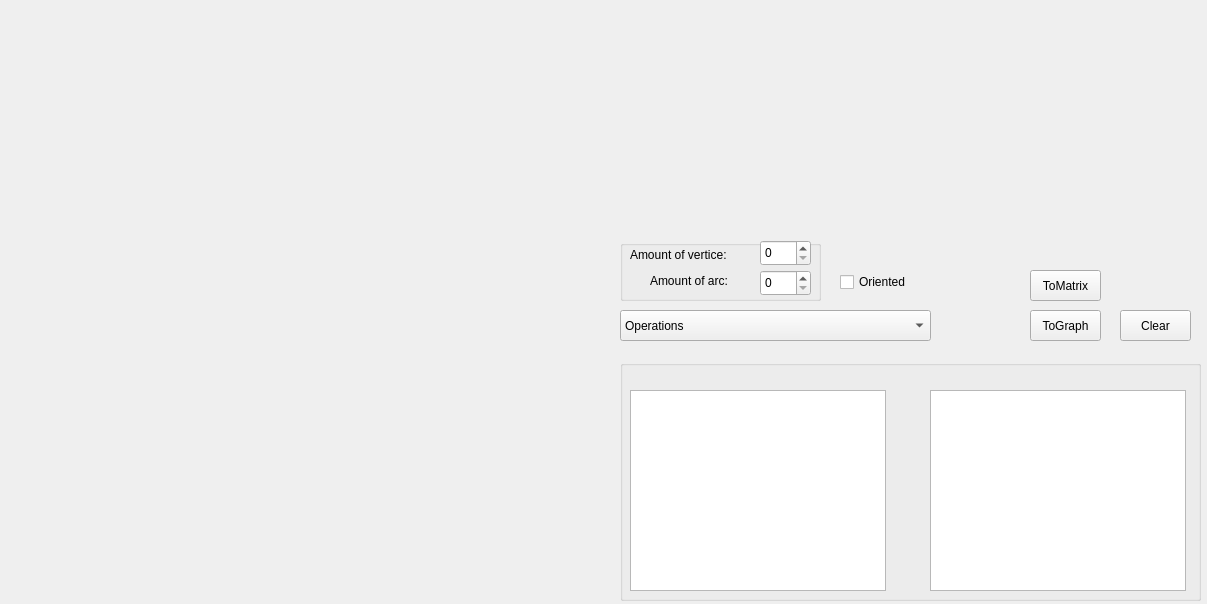
This is mainwindow.ui in Ohtamiy/Graphs as Qt 5 draws it before an edit. The edited form follows.
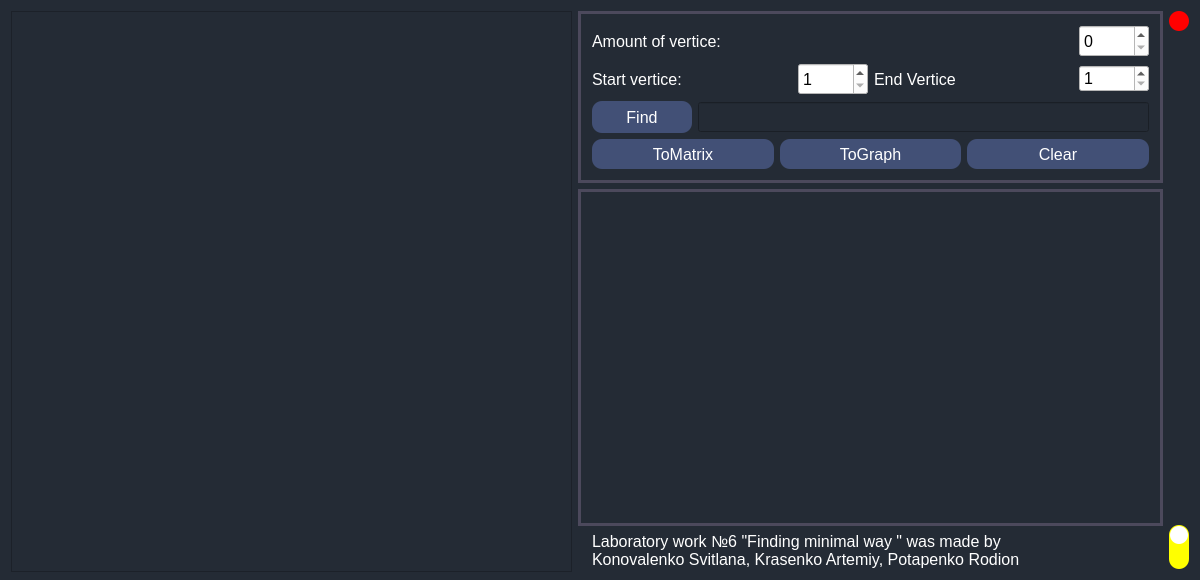
This is the edited form. Icons and pictures are not drawn.

```diff
--- a/mainwindow.ui
+++ b/mainwindow.ui
@@ -6,21 +6,20 @@
    <rect>
     <x>0</x>
     <y>0</y>
-    <width>1207</width>
-    <height>604</height>
+    <width>1200</width>
+    <height>580</height>
    </rect>
   </property>
   <property name="minimumSize">
    <size>
-    <width>1207</width>
-    <height>604</height>
+    <width>1025</width>
+    <height>560</height>
    </size>
   </property>
-  <property name="maximumSize">
-   <size>
-    <width>1207</width>
-    <height>604</height>
-   </size>
+  <property name="font">
+   <font>
+    <family>Arial Black</family>
+   </font>
   </property>
   <property name="windowTitle">
    <string>CDM_Lab1_Graphs</string>
@@ -29,204 +28,519 @@
    <iconset theme=":/new/prefix1/gc_logo.gif"/>
   </property>
   <property name="styleSheet">
-   <string notr="true">font: 12pt &quot;Arial&quot;;</string>
+   <string notr="true">*{
+	font-family: 'Arial Black', Arial, sans-serif;
+	background-color: #242b35;/**/
+}
+QTableWidget{
+	background-color:white;
+}
+QSpinBox{
+	background-color: white;
+	font-size:12pt;
+}
+QLabel{
+	color:white;/**/
+	font-size:12pt;
+}
+QPushButton {
+	border:none;
+	background-color: rgba(109, 135, 214, 0.4);
+	color:white;/**/
+	font-size:12pt;
+	border-radius:10px;
+}
+QPushButton:hover {
+	background-color:#FF7800	;/**/
+	color:white;/**/
+}
+QPushButton:pressed {
+	background-color:#3E13AF;/**/
+	color:white;/**/
+}
+QGroupBox{
+	border:3px solid #4c495c;/**/
+	color:white;/**/
+	font-size:12pt;
+}</string>
   </property>
   <widget class="QWidget" name="centralWidget">
-   <widget class="QComboBox" name="operation">
-    <property name="geometry">
-     <rect>
-      <x>620</x>
-      <y>310</y>
-      <width>311</width>
-      <height>31</height>
-     </rect>
-    </property>
+   <property name="font">
+    <font>
+     <family>Arial Black</family>
+    </font>
+   </property>
+   <property name="toolTipDuration">
+    <number>-1</number>
+   </property>
+   <layout class="QHBoxLayout" name="horizontalLayout">
     <item>
-     <property name="text">
-      <string>Operations</string>
-     </property>
+     <widget class="QFrame" name="frame">
+      <property name="sizePolicy">
+       <sizepolicy hsizetype="Fixed" vsizetype="Fixed">
+        <horstretch>0</horstretch>
+        <verstretch>0</verstretch>
+       </sizepolicy>
+      </property>
+      <property name="minimumSize">
+       <size>
+        <width>561</width>
+        <height>561</height>
+       </size>
+      </property>
+      <property name="maximumSize">
+       <size>
+        <width>561</width>
+        <height>561</height>
+       </size>
+      </property>
+      <property name="styleSheet">
+       <string notr="true"/>
+      </property>
+      <property name="frameShape">
+       <enum>QFrame::StyledPanel</enum>
+      </property>
+      <property name="frameShadow">
+       <enum>QFrame::Raised</enum>
+      </property>
+     </widget>
     </item>
     <item>
-     <property name="text">
-      <string>Incidence ---&gt; Adjacency</string>
-     </property>
+     <layout class="QVBoxLayout" name="verticalLayout_4">
+      <property name="leftMargin">
+       <number>0</number>
+      </property>
+      <item>
+       <widget class="QGroupBox" name="groupBox_2">
+        <property name="styleSheet">
+         <string notr="true"/>
+        </property>
+        <property name="title">
+         <string/>
+        </property>
+        <layout class="QVBoxLayout" name="verticalLayout">
+         <item>
+          <layout class="QHBoxLayout" name="horizontalLayout_6">
+           <item>
+            <widget class="QLabel" name="VERTICE">
+             <property name="text">
+              <string>Amount of vertice:</string>
+             </property>
+            </widget>
+           </item>
+           <item>
+            <widget class="QSpinBox" name="vertice">
+             <property name="minimumSize">
+              <size>
+               <width>70</width>
+               <height>32</height>
+              </size>
+             </property>
+             <property name="maximumSize">
+              <size>
+               <width>70</width>
+               <height>35</height>
+              </size>
+             </property>
+            </widget>
+           </item>
+          </layout>
+         </item>
+         <item>
+          <layout class="QHBoxLayout" name="horizontalLayout_7">
+           <item>
+            <widget class="QLabel" name="startVer">
+             <property name="text">
+              <string>Start vertice:</string>
+             </property>
+            </widget>
+           </item>
+           <item>
+            <widget class="QSpinBox" name="start">
+             <property name="minimumSize">
+              <size>
+               <width>70</width>
+               <height>32</height>
+              </size>
+             </property>
+             <property name="maximumSize">
+              <size>
+               <width>70</width>
+               <height>35</height>
+              </size>
+             </property>
+             <property name="minimum">
+              <number>1</number>
+             </property>
+            </widget>
+           </item>
+           <item>
+            <widget class="QLabel" name="endVer">
+             <property name="text">
+              <string>End Vertice</string>
+             </property>
+            </widget>
+           </item>
+           <item>
+            <widget class="QSpinBox" name="end">
+             <property name="maximumSize">
+              <size>
+               <width>70</width>
+               <height>16777215</height>
+              </size>
+             </property>
+             <property name="minimum">
+              <number>1</number>
+             </property>
+            </widget>
+           </item>
+          </layout>
+         </item>
+         <item>
+          <layout class="QHBoxLayout" name="horizontalLayout_2">
+           <property name="topMargin">
+            <number>0</number>
+           </property>
+           <item>
+            <widget class="QPushButton" name="find">
+             <property name="minimumSize">
+              <size>
+               <width>100</width>
+               <height>32</height>
+              </size>
+             </property>
+             <property name="text">
+              <string>Find</string>
+             </property>
+            </widget>
+           </item>
+           <item>
+            <widget class="QLineEdit" name="result">
+             <property name="minimumSize">
+              <size>
+               <width>0</width>
+               <height>30</height>
+              </size>
+             </property>
+             <property name="font">
+              <font>
+               <family>Arial Black</family>
+              </font>
+             </property>
+            </widget>
+           </item>
+          </layout>
+         </item>
+         <item>
+          <layout class="QHBoxLayout" name="horizontalLayout_5">
+           <item>
+            <widget class="QPushButton" name="matrix">
+             <property name="minimumSize">
+              <size>
+               <width>0</width>
+               <height>30</height>
+              </size>
+             </property>
+             <property name="styleSheet">
+              <string notr="true"/>
+             </property>
+             <property name="text">
+              <string>ToMatrix</string>
+             </property>
+            </widget>
+           </item>
+           <item>
+            <widget class="QPushButton" name="build">
+             <property name="minimumSize">
+              <size>
+               <width>0</width>
+               <height>30</height>
+              </size>
+             </property>
+             <property name="text">
+              <string>ToGraph</string>
+             </property>
+            </widget>
+           </item>
+           <item>
+            <widget class="QPushButton" name="clear">
+             <property name="minimumSize">
+              <size>
+               <width>0</width>
+               <height>30</height>
+              </size>
+             </property>
+             <property name="text">
+              <string>Clear</string>
+             </property>
+            </widget>
+           </item>
+          </layout>
+         </item>
+        </layout>
+       </widget>
+      </item>
+      <item>
+       <widget class="QGroupBox" name="groupBox">
+        <property name="minimumSize">
+         <size>
+          <width>0</width>
+          <height>250</height>
+         </size>
+        </property>
+        <property name="styleSheet">
+         <string notr="true"/>
+        </property>
+        <property name="title">
+         <string/>
+        </property>
+        <layout class="QHBoxLayout" name="horizontalLayout_4">
+         <item>
+          <layout class="QVBoxLayout" name="verticalLayout_2">
+           <item>
+            <widget class="QLabel" name="aboveFirstMatrix">
+             <property name="maximumSize">
+              <size>
+               <width>16777215</width>
+               <height>20</height>
+              </size>
+             </property>
+             <property name="text">
+              <string/>
+             </property>
+            </widget>
+           </item>
+           <item>
+            <widget class="QTableWidget" name="firstMatrix">
+             <property name="minimumSize">
+              <size>
+               <width>0</width>
+               <height>0</height>
+              </size>
+             </property>
+             <property name="maximumSize">
+              <size>
+               <width>0</width>
+               <height>0</height>
+              </size>
+             </property>
+            </widget>
+           </item>
+          </layout>
+         </item>
+        </layout>
+       </widget>
+      </item>
+      <item>
+       <widget class="QLabel" name="label">
+        <property name="styleSheet">
+         <string notr="true">margin-left:10px;</string>
+        </property>
+        <property name="text">
+         <string>Laboratory work №6 &quot;Finding minimal way &quot; was made by
+Konovalenko Svitlana, Krasenko Artemiy, Potapenko Rodion</string>
+        </property>
+       </widget>
+      </item>
+     </layout>
     </item>
     <item>
-     <property name="text">
-      <string>Adjacency --&gt; Incidence </string>
-     </property>
+     <layout class="QVBoxLayout" name="verticalLayout_5">
+      <item>
+       <layout class="QVBoxLayout" name="verticalLayout_3">
+        <item>
+         <widget class="QPushButton" name="exit">
+          <property name="minimumSize">
+           <size>
+            <width>20</width>
+            <height>20</height>
+           </size>
+          </property>
+          <property name="maximumSize">
+           <size>
+            <width>20</width>
+            <height>20</height>
+           </size>
+          </property>
+          <property name="styleSheet">
+           <string notr="true">background-color:red;</string>
+          </property>
+          <property name="text">
+           <string/>
+          </property>
+         </widget>
+        </item>
+        <item>
+         <widget class="QPushButton" name="pushButton_4">
+          <property name="minimumSize">
+           <size>
+            <width>20</width>
+            <height>20</height>
+           </size>
+          </property>
+          <property name="maximumSize">
+           <size>
+            <width>20</width>
+            <height>20</height>
+           </size>
+          </property>
+          <property name="styleSheet">
+           <string notr="true">background-color:#242b35;</string>
+          </property>
+          <property name="text">
+           <string/>
+          </property>
+         </widget>
+        </item>
+        <item>
+         <widget class="QPushButton" name="pushButton_5">
+          <property name="minimumSize">
+           <size>
+            <width>20</width>
+            <height>20</height>
+           </size>
+          </property>
+          <property name="maximumSize">
+           <size>
+            <width>20</width>
+            <height>20</height>
+           </size>
+          </property>
+          <property name="styleSheet">
+           <string notr="true">background-color:#242b35;</string>
+          </property>
+          <property name="text">
+           <string/>
+          </property>
+         </widget>
+        </item>
+        <item>
+         <spacer name="verticalSpacer">
+          <property name="orientation">
+           <enum>Qt::Vertical</enum>
+          </property>
+          <property name="sizeHint" stdset="0">
+           <size>
+            <width>20</width>
+            <height>40</height>
+           </size>
+          </property>
+         </spacer>
+        </item>
+        <item>
+         <widget class="QFrame" name="switch_2">
+          <property name="sizePolicy">
+           <sizepolicy hsizetype="Fixed" vsizetype="Fixed">
+            <horstretch>0</horstretch>
+            <verstretch>0</verstretch>
+           </sizepolicy>
+          </property>
+          <property name="minimumSize">
+           <size>
+            <width>10</width>
+            <height>46</height>
+           </size>
+          </property>
+          <property name="maximumSize">
+           <size>
+            <width>20</width>
+            <height>46</height>
+           </size>
+          </property>
+          <property name="styleSheet">
+           <string notr="true">border-radius:10px;
+background-color:yellow;</string>
+          </property>
+          <property name="lineWidth">
+           <number>0</number>
+          </property>
+          <layout class="QVBoxLayout" name="verticalLayout_6">
+           <property name="spacing">
+            <number>6</number>
+           </property>
+           <property name="sizeConstraint">
+            <enum>QLayout::SetMinAndMaxSize</enum>
+           </property>
+           <property name="leftMargin">
+            <number>1</number>
+           </property>
+           <property name="topMargin">
+            <number>1</number>
+           </property>
+           <property name="rightMargin">
+            <number>1</number>
+           </property>
+           <property name="bottomMargin">
+            <number>1</number>
+           </property>
+           <item>
+            <widget class="QPushButton" name="day">
+             <property name="sizePolicy">
+              <sizepolicy hsizetype="Fixed" vsizetype="Fixed">
+               <horstretch>0</horstretch>
+               <verstretch>0</verstretch>
+              </sizepolicy>
+             </property>
+             <property name="minimumSize">
+              <size>
+               <width>18</width>
+               <height>18</height>
+              </size>
+             </property>
+             <property name="maximumSize">
+              <size>
+               <width>18</width>
+               <height>18</height>
+              </size>
+             </property>
+             <property name="styleSheet">
+              <string notr="true">background-color:white;
+border-radius:9px;
+margin:0px;</string>
+             </property>
+             <property name="text">
+              <string/>
+             </property>
+            </widget>
+           </item>
+           <item>
+            <widget class="QPushButton" name="night">
+             <property name="sizePolicy">
+              <sizepolicy hsizetype="Fixed" vsizetype="Fixed">
+               <horstretch>0</horstretch>
+               <verstretch>0</verstretch>
+              </sizepolicy>
+             </property>
+             <property name="minimumSize">
+              <size>
+               <width>18</width>
+               <height>18</height>
+              </size>
+             </property>
+             <property name="maximumSize">
+              <size>
+               <width>18</width>
+               <height>18</height>
+              </size>
+             </property>
+             <property name="styleSheet">
+              <string notr="true">background-color: yellow;/*#242b35;*/
+border-radius:9px;
+margin:0px;</string>
+             </property>
+             <property name="text">
+              <string/>
+             </property>
+            </widget>
+           </item>
+          </layout>
+         </widget>
+        </item>
+       </layout>
+      </item>
+     </layout>
     </item>
-   </widget>
-   <widget class="QPushButton" name="clear">
-    <property name="geometry">
-     <rect>
-      <x>1120</x>
-      <y>310</y>
-      <width>71</width>
-      <height>31</height>
-     </rect>
-    </property>
-    <property name="text">
-     <string>Clear</string>
-    </property>
-   </widget>
-   <widget class="QPushButton" name="build">
-    <property name="geometry">
-     <rect>
-      <x>1030</x>
-      <y>310</y>
-      <width>71</width>
-      <height>31</height>
-     </rect>
-    </property>
-    <property name="text">
-     <string>ToGraph</string>
-    </property>
-   </widget>
-   <widget class="QGroupBox" name="groupBox">
-    <property name="geometry">
-     <rect>
-      <x>620</x>
-      <y>360</y>
-      <width>581</width>
-      <height>241</height>
-     </rect>
-    </property>
-    <property name="title">
-     <string/>
-    </property>
-    <widget class="QTableWidget" name="firstMatrix">
-     <property name="geometry">
-      <rect>
-       <x>10</x>
-       <y>30</y>
-       <width>256</width>
-       <height>201</height>
-      </rect>
-     </property>
-    </widget>
-    <widget class="QTableWidget" name="secondMatrix">
-     <property name="geometry">
-      <rect>
-       <x>310</x>
-       <y>30</y>
-       <width>256</width>
-       <height>201</height>
-      </rect>
-     </property>
-    </widget>
-    <widget class="QLabel" name="aboveFirstMatrix">
-     <property name="geometry">
-      <rect>
-       <x>10</x>
-       <y>10</y>
-       <width>111</width>
-       <height>21</height>
-      </rect>
-     </property>
-     <property name="text">
-      <string/>
-     </property>
-    </widget>
-    <widget class="QLabel" name="aboveSecondMatrix">
-     <property name="geometry">
-      <rect>
-       <x>310</x>
-       <y>10</y>
-       <width>111</width>
-       <height>21</height>
-      </rect>
-     </property>
-     <property name="text">
-      <string/>
-     </property>
-    </widget>
-   </widget>
-   <widget class="QCheckBox" name="orientedCheck">
-    <property name="geometry">
-     <rect>
-      <x>840</x>
-      <y>270</y>
-      <width>85</width>
-      <height>24</height>
-     </rect>
-    </property>
-    <property name="text">
-     <string>Oriented</string>
-    </property>
-   </widget>
-   <widget class="QGroupBox" name="groupBox_2">
-    <property name="geometry">
-     <rect>
-      <x>620</x>
-      <y>240</y>
-      <width>201</width>
-      <height>61</height>
-     </rect>
-    </property>
-    <property name="title">
-     <string/>
-    </property>
-    <widget class="QLabel" name="VERTICE">
-     <property name="geometry">
-      <rect>
-       <x>10</x>
-       <y>0</y>
-       <width>124</width>
-       <height>29</height>
-      </rect>
-     </property>
-     <property name="text">
-      <string>Amount of vertice:</string>
-     </property>
-    </widget>
-    <widget class="QSpinBox" name="vertice">
-     <property name="geometry">
-      <rect>
-       <x>140</x>
-       <y>0</y>
-       <width>51</width>
-       <height>26</height>
-      </rect>
-     </property>
-    </widget>
-    <widget class="QSpinBox" name="arc">
-     <property name="geometry">
-      <rect>
-       <x>140</x>
-       <y>30</y>
-       <width>51</width>
-       <height>26</height>
-      </rect>
-     </property>
-    </widget>
-    <widget class="QLabel" name="ARC">
-     <property name="geometry">
-      <rect>
-       <x>30</x>
-       <y>30</y>
-       <width>101</width>
-       <height>21</height>
-      </rect>
-     </property>
-     <property name="text">
-      <string>Amount of arc:</string>
-     </property>
-    </widget>
-   </widget>
-   <widget class="QPushButton" name="matrix">
-    <property name="geometry">
-     <rect>
-      <x>1030</x>
-      <y>270</y>
-      <width>71</width>
-      <height>31</height>
-     </rect>
-    </property>
-    <property name="text">
-     <string>ToMatrix</string>
-    </property>
-   </widget>
+   </layout>
   </widget>
  </widget>
  <layoutdefault spacing="6" margin="11"/>
```
Left out of the diff: 12 changed lines with no effect on the pictures.
